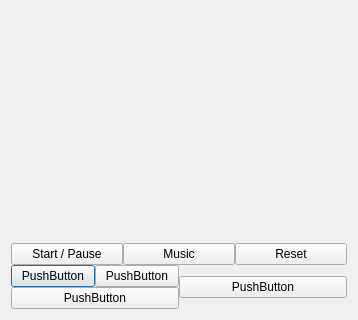
Before: the Qt Designer form gamescreen.ui in MrSteelRat/Tetris, drawn with Qt 5; both pictures show x 0 to 358 and y 284 to 604 of the 358 by 604 pixel window.
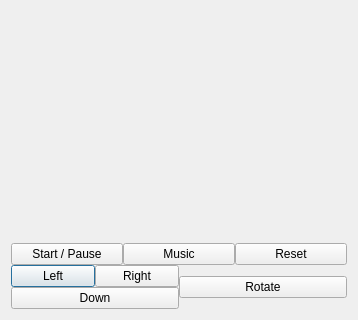
After: the same form once the commit is applied.

Commit message: Class Game Screen

What changed in the file:
```diff
--- a/gamescreen.ui
+++ b/gamescreen.ui
@@ -13,6 +13,9 @@
   <property name="windowTitle">
    <string>Dialog</string>
   </property>
+  <property name="styleSheet">
+   <string notr="true">qApp-&gt;setStyleSheet(&quot;QLineEdit { background-color: black }&quot;);</string>
+  </property>
   <layout class="QGridLayout" name="gridLayout_2">
    <item row="0" column="0">
     <layout class="QGridLayout" name="gridLayout" rowstretch="2,0,0" rowminimumheight="0,0,0">
@@ -28,14 +31,14 @@
            <item>
             <widget class="QPushButton" name="Move_Left_Btn">
              <property name="text">
-              <string>PushButton</string>
+              <string>Left</string>
              </property>
             </widget>
            </item>
            <item>
             <widget class="QPushButton" name="Move_Right_Btn">
              <property name="text">
-              <string>PushButton</string>
+              <string>Right</string>
              </property>
             </widget>
            </item>
@@ -44,7 +47,7 @@
          <item>
           <widget class="QPushButton" name="Move_Down_Btn">
            <property name="text">
-            <string>PushButton</string>
+            <string>Down</string>
            </property>
           </widget>
          </item>
@@ -53,7 +56,7 @@
        <item>
         <widget class="QPushButton" name="Rotate_Right_Btn">
          <property name="text">
-          <string>PushButton</string>
+          <string>Rotate</string>
          </property>
         </widget>
        </item>
```
The commit also changes 2 other files.
